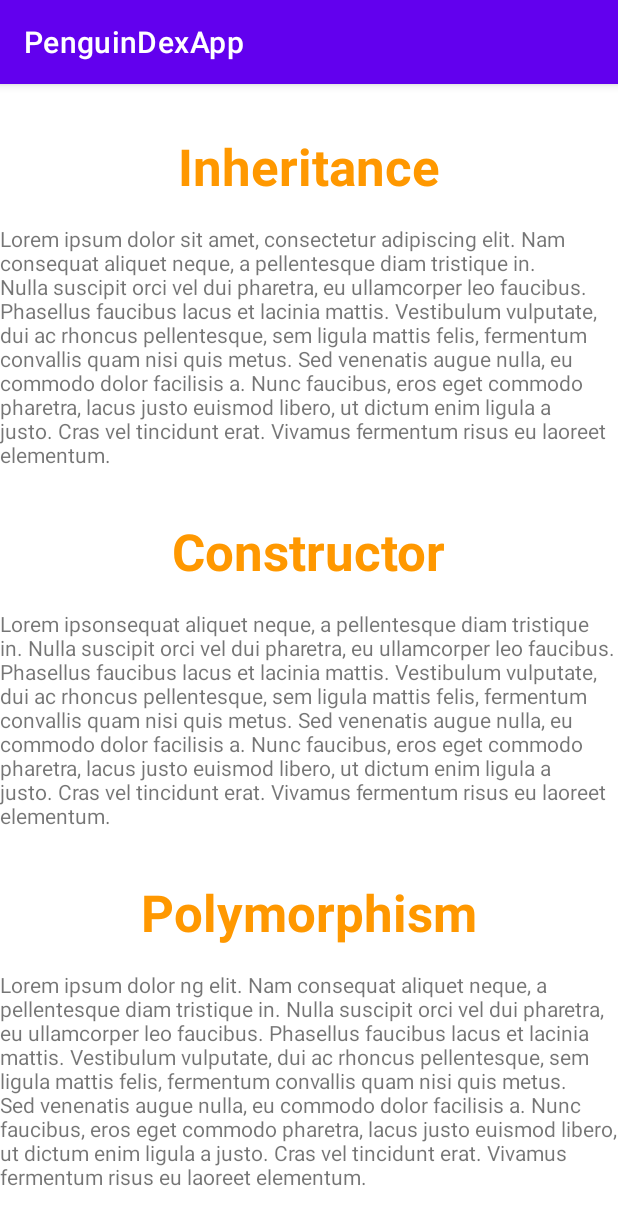
After one commit to vvirtuee/PenguinDex, an Android app: the fragment QuestionsFragment shown on its own in the app's theme, on a phone screen of 412 x 824 dp. The commit adds this screen. Shown: the top 1225 px of the screen. Run offline under Robolectric (Android 15) with nearby library versions, the phone set to English and light mode, and no system bars.

Commit message:
Added RecyclerView page which will soon operate as a personality quiz fragment

```diff
--- /dev/null
+++ b/app/src/main/java/com/example/penguindexapp/RecyclerView/Question.java
@@ -0,0 +1,32 @@
+package com.example.penguindexapp.RecyclerView;
+
+public class Question {
+    private String name;
+    private String definition;
+
+    public Question(String name, String definition) {
+        this.name = name;
+        this.definition = definition;
+    }
+
+    @Override
+    public String toString() {
+        return name;
+    }
+
+    public String getName() {
+        return name;
+    }
+
+    public void setName(String name) {
+        this.name = name;
+    }
+
+    public String getDefinition() {
+        return definition;
+    }
+
+    public void setDefinition(String definition) {
+        this.definition = definition;
+    }
+}
--- /dev/null
+++ b/app/src/main/java/com/example/penguindexapp/RecyclerView/QuestionsFragment.java
@@ -0,0 +1,75 @@
+package com.example.penguindexapp.RecyclerView;
+
+import android.os.Bundle;
+import android.view.LayoutInflater;
+import android.view.View;
+import android.view.ViewGroup;
+
+import androidx.fragment.app.Fragment;
+import androidx.recyclerview.widget.LinearLayoutManager;
+import androidx.recyclerview.widget.RecyclerView;
+import androidx.recyclerview.widget.StaggeredGridLayoutManager;
+
+import com.example.penguindexapp.R;
+import java.util.ArrayList;
+
+public class QuestionsFragment extends Fragment {
+
+    // TODO: Rename parameter arguments, choose names that match
+    // the fragment initialization parameters, e.g. ARG_ITEM_NUMBER
+    private static final String ARG_PARAM1 = "param1";
+    private static final String ARG_PARAM2 = "param2";
+
+    // TODO: Rename and change types of parameters
+    private String mParam1;
+    private String mParam2;
+
+    public QuestionsFragment() {
+        // Required empty public constructor
+    }
+
+    /**
+     * Use this factory method to create a new instance of
+     * this fragment using the provided parameters.
+     *
+     * @param param1 Parameter 1.
+     * @param param2 Parameter 2.
+     * @return A new instance of fragment OOPTermsFragment.
+     */
+    // TODO: Rename and change types and number of parameters
+    public static QuestionsFragment newInstance(String param1, String param2) {
+        QuestionsFragment fragment = new QuestionsFragment();
+        Bundle args = new Bundle();
+        args.putString(ARG_PARAM1, param1);
+        args.putString(ARG_PARAM2, param2);
+        fragment.setArguments(args);
+        return fragment;
+    }
+
+    @Override
+    public void onCreate(Bundle savedInstanceState) {
+        super.onCreate(savedInstanceState);
+        if (getArguments() != null) {
+            mParam1 = getArguments().getString(ARG_PARAM1);
+            mParam2 = getArguments().getString(ARG_PARAM2);
+        }
+    }
+
+    @Override
+    public View onCreateView(LayoutInflater inflater, ViewGroup container,
+                             Bundle savedInstanceState) {
+        View view = inflater.inflate(R.layout.fragment_question, container, false);
+        ArrayList<Question> terms = new ArrayList<>();
+        terms.add(new Question("Inheritance","Lorem ipsum dolor sit amet, consectetur adipiscing elit. Nam consequat aliquet neque, a pellentesque diam tristique in. Nulla suscipit orci vel dui pharetra, eu ullamcorper leo faucibus. Phasellus faucibus lacus et lacinia mattis. Vestibulum vulputate, dui ac rhoncus pellentesque, sem ligula mattis felis, fermentum convallis quam nisi quis metus. Sed venenatis augue nulla, eu commodo dolor facilisis a. Nunc faucibus, eros eget commodo pharetra, lacus justo euismod libero, ut dictum enim ligula a justo. Cras vel tincidunt erat. Vivamus fermentum risus eu laoreet elementum."));
+        terms.add(new Question("Constructor","Lorem ipsonsequat aliquet neque, a pellentesque diam tristique in. Nulla suscipit orci vel dui pharetra, eu ullamcorper leo faucibus. Phasellus faucibus lacus et lacinia mattis. Vestibulum vulputate, dui ac rhoncus pellentesque, sem ligula mattis felis, fermentum convallis quam nisi quis metus. Sed venenatis augue nulla, eu commodo dolor facilisis a. Nunc faucibus, eros eget commodo pharetra, lacus justo euismod libero, ut dictum enim ligula a justo. Cras vel tincidunt erat. Vivamus fermentum risus eu laoreet elementum."));
+        terms.add(new Question("Polymorphism","Lorem ipsum dolor ng elit. Nam consequat aliquet neque, a pellentesque diam tristique in. Nulla suscipit orci vel dui pharetra, eu ullamcorper leo faucibus. Phasellus faucibus lacus et lacinia mattis. Vestibulum vulputate, dui ac rhoncus pellentesque, sem ligula mattis felis, fermentum convallis quam nisi quis metus. Sed venenatis augue nulla, eu commodo dolor facilisis a. Nunc faucibus, eros eget commodo pharetra, lacus justo euismod libero, ut dictum enim ligula a justo. Cras vel tincidunt erat. Vivamus fermentum risus eu laoreet elementum."));
+        terms.add(new Question("Methods","Lorem ipsum dolor sit amet, aliquet neque, a pellentesque diam tristique in. Nulla suscipit orci vel dui pharetra, eu ullamcorper leo faucibus. Phasellus faucibus lacus et lacinia mattis. Vestibulum vulputate, dui ac rhoncus pellentesque, sem ligula mattis felis, fermentum convallis quam nisi quis metus. Sed venenatis augue nulla, eu commodo dolor facilisis a. Nunc faucibus, eros eget commodo pharetra, lacus justo euismod libero, ut dictum enim ligula a justo. Cras vel tincidunt erat. Vivamus fermentum risus eu laoreet elementum."));
+        terms.add(new Question("Member Variables","Lorem ipsum dolor sit amuat aliquet neque, a pellentesque diam tristique in. Nulla suscipit orci vel dui pharetra, eu ullamcorper leo faucibus. Phasellus faucibus lacus et lacinia mattis. Vestibulum vulputate, dui ac rhoncus pellentesque, sem ligula mattis felis, fermentum convallis quam nisi quis metus. Sed venenatis augue nulla, eu commodo dolor facilisis a. Nunc faucibus, eros eget commodo pharetra, lacus justo euismod libero, ut dictum enim ligula a justo. Cras vel tincidunt erat. Vivamus fermentum risus eu laoreet elementum."));
+        RecyclerView recyclerView = view.findViewById(R.id.recycle);
+        //recyclerView.setLayoutManager(new LinearLayoutManager(getContext()));
+        //recyclerView.setLayoutManager(new GridLayoutManager(getContext(), 2));
+        recyclerView.setLayoutManager(new StaggeredGridLayoutManager(1 ,LinearLayoutManager.VERTICAL));
+        recyclerView.setAdapter(new QuestionsRecyclerViewAdapter(terms));
+        return view;
+    }
+}
--- /dev/null
+++ b/app/src/main/java/com/example/penguindexapp/RecyclerView/QuestionsRecyclerViewAdapter.java
@@ -0,0 +1,53 @@
+package com.example.penguindexapp.RecyclerView;
+
+import android.view.LayoutInflater;
+import android.view.View;
+import android.view.ViewGroup;
+import android.widget.TextView;
+
+import androidx.annotation.NonNull;
+import androidx.recyclerview.widget.RecyclerView;
+
+import com.example.penguindexapp.R;
+
+import java.util.ArrayList;
+
+public class QuestionsRecyclerViewAdapter extends RecyclerView.Adapter<QuestionsRecyclerViewAdapter.CustomViewHolder> {
+    ArrayList<Question> terms;
+
+    public QuestionsRecyclerViewAdapter(ArrayList<Question> terms) {
+        this.terms = terms;
+    }
+
+    @NonNull
+    @Override
+    public CustomViewHolder onCreateViewHolder(@NonNull ViewGroup parent, int viewType) {
+        View view =
+                LayoutInflater.from(parent.getContext())
+                        .inflate(R.layout.recycle_row, null);
+        return new CustomViewHolder(view);
+    }
+
+    @Override
+    public void onBindViewHolder(@NonNull CustomViewHolder holder, int position) {
+        Question term = terms.get(position);
+        holder.description.setText(term.getDefinition());
+        holder.name.setText(term.getName());
+    }
+
+    @Override
+    public int getItemCount() {
+        return terms.size();
+    }
+
+    class CustomViewHolder extends RecyclerView.ViewHolder{
+        protected TextView name;
+        protected TextView description;
+
+        public CustomViewHolder(View view){
+            super(view);
+            this.name = view.findViewById(R.id.name);
+            this.description = view.findViewById(R.id.description);
+        }
+    }
+}
--- /dev/null
+++ b/app/src/main/res/layout/fragment_question.xml
@@ -0,0 +1,12 @@
+<?xml version="1.0" encoding="utf-8"?>
+<LinearLayout xmlns:android="http://schemas.android.com/apk/res/android"
+    xmlns:tools="http://schemas.android.com/tools"
+    android:layout_width="match_parent"
+    android:layout_height="match_parent"
+    android:orientation="vertical"
+    tools:context=".TermRecyclerView.OOPTermsFragment">
+<androidx.recyclerview.widget.RecyclerView
+    android:layout_width="match_parent"
+    android:layout_height="match_parent"
+    android:id="@+id/recycle"/>
+</LinearLayout>
--- /dev/null
+++ b/app/src/main/res/layout/recycle_row.xml
@@ -0,0 +1,31 @@
+<?xml version="1.0" encoding="utf-8"?>
+<androidx.constraintlayout.widget.ConstraintLayout xmlns:android="http://schemas.android.com/apk/res/android"
+    xmlns:app="http://schemas.android.com/apk/res-auto"
+    xmlns:tools="http://schemas.android.com/tools"
+    android:layout_width="match_parent"
+    android:layout_height="match_parent">
+
+    <TextView
+        android:id="@+id/name"
+        android:layout_width="wrap_content"
+        android:layout_height="wrap_content"
+        android:layout_marginTop="32dp"
+        android:fontFamily="sans-serif"
+        android:text="TextView"
+        android:textColor="#FF9800"
+        android:textSize="34sp"
+        android:textStyle="bold"
+        app:layout_constraintEnd_toEndOf="parent"
+        app:layout_constraintStart_toStartOf="parent"
+        app:layout_constraintTop_toTopOf="parent" />
+
+    <TextView
+        android:id="@+id/description"
+        android:layout_width="wrap_content"
+        android:layout_height="wrap_content"
+        android:layout_marginTop="16dp"
+        android:text="TextView"
+        app:layout_constraintEnd_toEndOf="parent"
+        app:layout_constraintStart_toStartOf="parent"
+        app:layout_constraintTop_toBottomOf="@+id/name" />
+</androidx.constraintlayout.widget.ConstraintLayout>
--- a/app/src/main/res/menu/activity_main_drawer.xml
+++ b/app/src/main/res/menu/activity_main_drawer.xml
@@ -12,5 +12,9 @@
             android:id="@+id/nav_vphost"
             android:icon="@drawable/penguins"
             android:title="Penguins" />
+        <item
+            android:id="@+id/nav_questions"
+            android:icon="@drawable/penguins"
+            android:title="PersonalityQuiz" />
     </group>
 </menu>
--- a/app/src/main/res/navigation/mobile_navigation.xml
+++ b/app/src/main/res/navigation/mobile_navigation.xml
@@ -17,6 +17,10 @@
     <fragment
         android:id="@+id/nav_vphost"
         android:name="com.example.penguindexapp.ViewPager.VPHostFragment"
-        android:label="fragment_v_p_host"
+        android:label="Penguin Facts"
         tools:layout="@layout/fragment_v_p_host" />
+    <fragment
+        android:id="@+id/nav_questions"
+        android:name="com.example.penguindexapp.RecyclerView.QuestionsFragment"
+        android:label="Personality Quiz" />
 </navigation>
```
